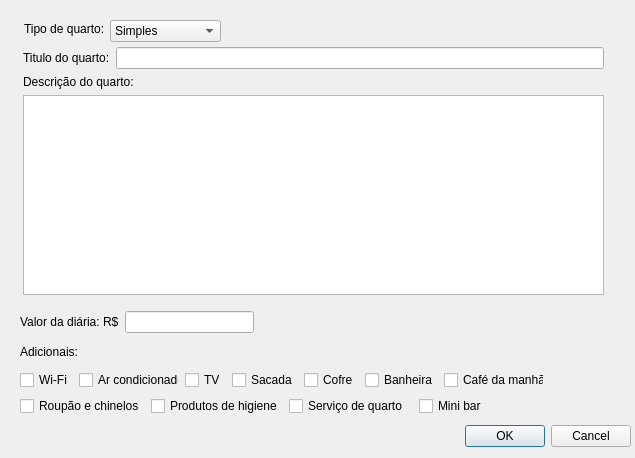
First picture: the form in colaboradores/cadastroquartos.ui, repository ViniiGabriel/hotelQT, before the edit.
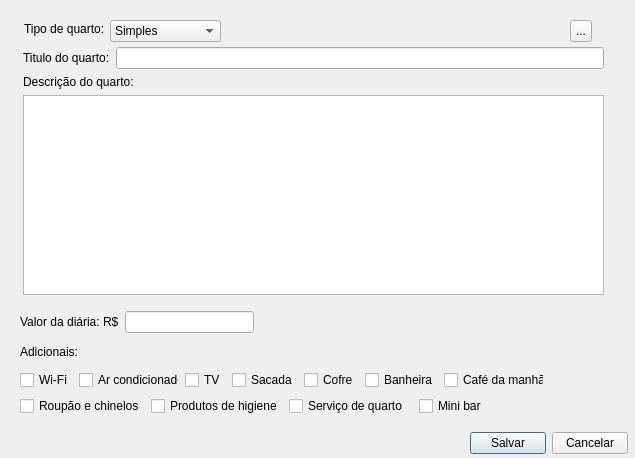
Second picture: the form after the edit.

The edit to the form file:
```diff
--- a/colaboradores/cadastroquartos.ui
+++ b/colaboradores/cadastroquartos.ui
@@ -13,22 +13,6 @@
   <property name="windowTitle">
    <string>Dialog</string>
   </property>
-  <widget class="QDialogButtonBox" name="buttonBox">
-   <property name="geometry">
-    <rect>
-     <x>290</x>
-     <y>420</y>
-     <width>341</width>
-     <height>32</height>
-    </rect>
-   </property>
-   <property name="orientation">
-    <enum>Qt::Horizontal</enum>
-   </property>
-   <property name="standardButtons">
-    <set>QDialogButtonBox::Cancel|QDialogButtonBox::Ok</set>
-   </property>
-  </widget>
   <widget class="QWidget" name="layoutWidget">
    <property name="geometry">
     <rect>
@@ -242,6 +226,45 @@
     <string>Tipo de quarto:</string>
    </property>
   </widget>
+  <widget class="QToolButton" name="btn_imagen">
+   <property name="geometry">
+    <rect>
+     <x>570</x>
+     <y>20</y>
+     <width>22</width>
+     <height>22</height>
+    </rect>
+   </property>
+   <property name="text">
+    <string>...</string>
+   </property>
+  </widget>
+  <widget class="QWidget" name="">
+   <property name="geometry">
+    <rect>
+     <x>470</x>
+     <y>430</y>
+     <width>158</width>
+     <height>26</height>
+    </rect>
+   </property>
+   <layout class="QHBoxLayout" name="horizontalLayout_2">
+    <item>
+     <widget class="QPushButton" name="btn_salvar">
+      <property name="text">
+       <string>Salvar</string>
+      </property>
+     </widget>
+    </item>
+    <item>
+     <widget class="QPushButton" name="btn_cancelar">
+      <property name="text">
+       <string>Cancelar</string>
+      </property>
+     </widget>
+    </item>
+   </layout>
+  </widget>
  </widget>
  <resources/>
  <connections>
```
Left out of the diff: 35 changed lines with no effect on the pictures.
